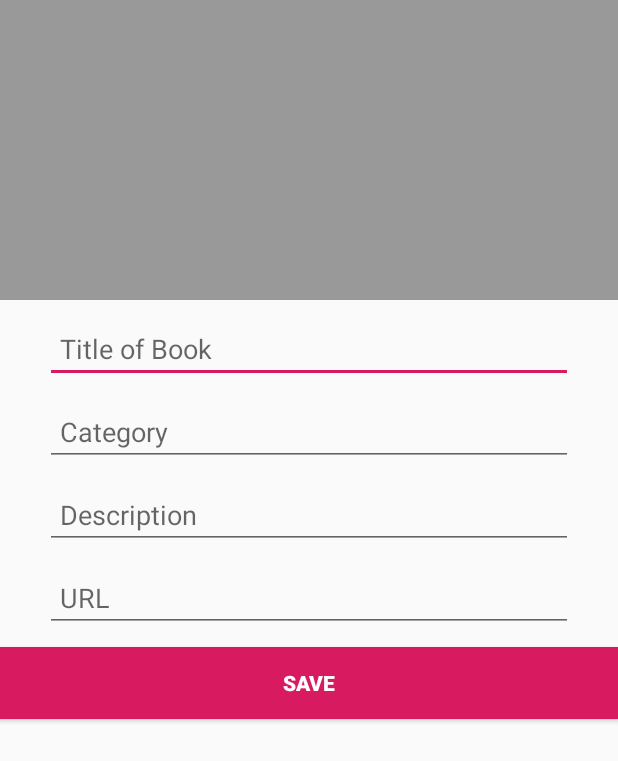
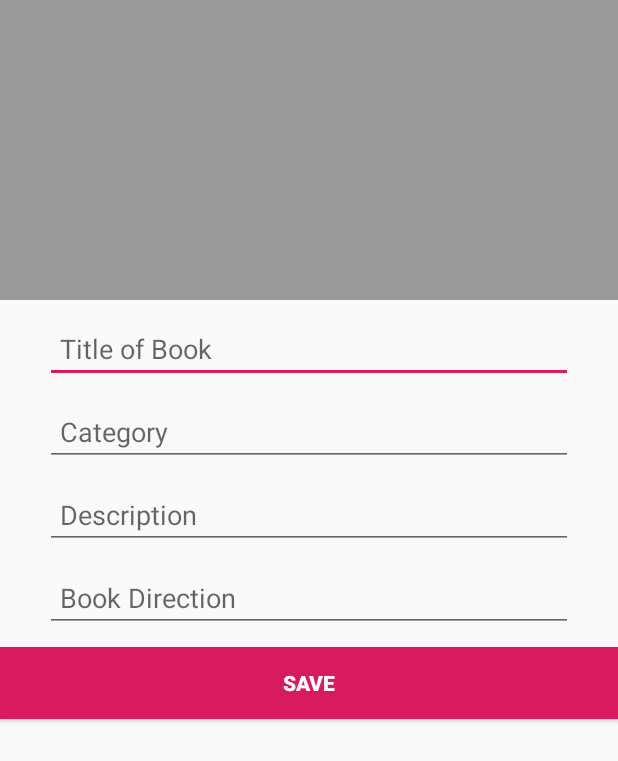
Before and after one commit to ElisaCapololo/BookClub, an Android app: the layout item_dialog.xml on its own in the app's theme, with its tools: preview values and no code run, on a phone screen of 412 x 824 dp. Shown: the top 761 px of the screen. Run offline under Robolectric (Android 15) with nearby library versions, the phone set to English and light mode, and no system bars.

```diff
--- a/app/build.gradle
+++ b/app/build.gradle
@@ -1,4 +1,5 @@
 apply plugin: 'com.android.application'
+apply plugin: 'com.google.gms.google-services'
 
 android {
     compileSdkVersion 28
@@ -32,4 +33,5 @@ dependencies {
     testImplementation 'junit:junit:4.12'
     androidTestImplementation 'com.android.support.test:runner:1.0.2'
     androidTestImplementation 'com.android.support.test.espresso:espresso-core:3.0.2'
+    implementation 'com.google.firebase:firebase-auth:16.1.0'
 }
--- a/app/src/main/res/layout/item_dialog.xml
+++ b/app/src/main/res/layout/item_dialog.xml
@@ -54,7 +54,7 @@
         android:layout_marginRight="30dp"
         android:layout_marginLeft="30dp"
         android:layout_below="@+id/new_description"
-        android:hint="URL"
+        android:hint="Book Direction"
         android:paddingLeft="10dp"/>
 
     <Button
--- a/build.gradle
+++ b/build.gradle
@@ -8,7 +8,7 @@ buildscript {
     }
     dependencies {
         classpath 'com.android.tools.build:gradle:3.2.0'
-
+        classpath 'com.google.gms:google-services:4.0.1'
 
         // NOTE: Do not place your application dependencies here; they belong
         // in the individual module build.gradle files
```
